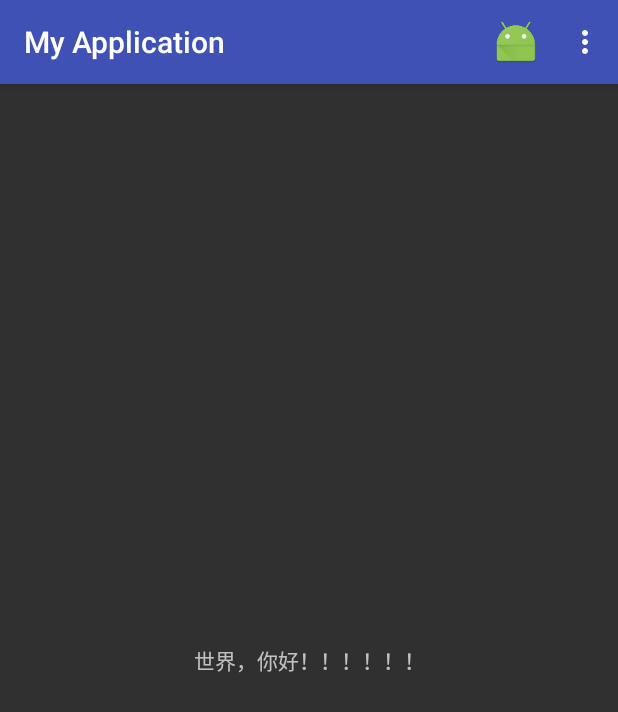
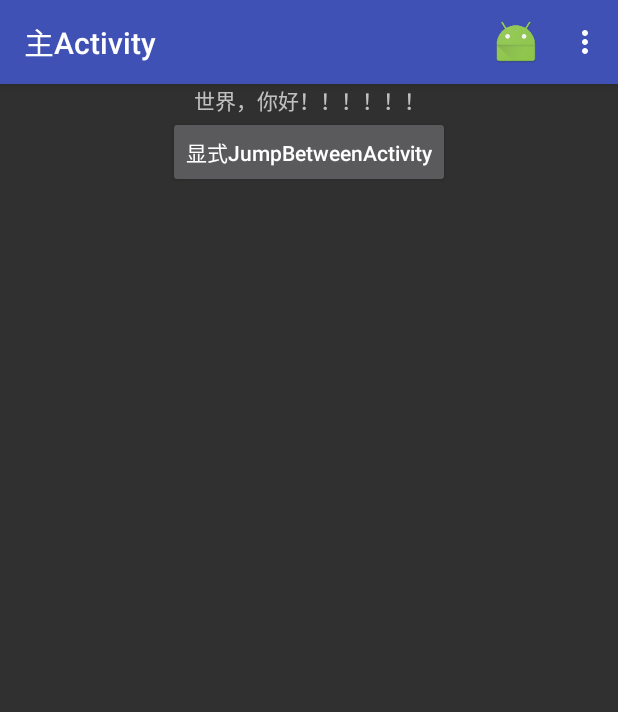
Before and after one commit to haowenbiao/AndroidProject, an Android app: the screen it shows after launch (MainActivity), on a phone screen of 412 x 824 dp. Shown: the top 712 px of the screen. Run offline under Robolectric (Android 15) with nearby library versions, the phone set to English and light mode, and no system bars.

Commit message:
20170329-001

```diff
--- a/MyApplication/app/src/main/java/com/example/myapplication/MainActivity.java
+++ b/MyApplication/app/src/main/java/com/example/myapplication/MainActivity.java
@@ -1,9 +1,12 @@
 package com.example.myapplication;
 
+import android.content.Intent;
 import android.support.v7.app.AppCompatActivity;
 import android.os.Bundle;
 import android.view.Menu;
 import android.view.MenuItem;
+import android.view.View;
+import android.widget.Button;
 import android.widget.Toast;
 
 public class MainActivity extends AppCompatActivity {
@@ -12,6 +15,14 @@ public class MainActivity extends AppCompatActivity {
     protected void onCreate(Bundle savedInstanceState) {
         super.onCreate(savedInstanceState);
         setContentView(R.layout.activity_main);
+        Button buttonOfShowJumpBetweenActivities =(Button) findViewById(R.id.showJumpBetweenActivities);
+        buttonOfShowJumpBetweenActivities.setOnClickListener(new View.OnClickListener() {
+            @Override
+            public void onClick(View v) {
+                Intent intent=new Intent(MainActivity.this,JumpBetweenActivities.class);
+                startActivity(intent);
+            }
+        });
     }
 
     @Override
--- a/MyApplication/app/src/main/res/layout/activity_main.xml
+++ b/MyApplication/app/src/main/res/layout/activity_main.xml
@@ -10,9 +10,19 @@
         android:layout_width="wrap_content"
         android:layout_height="wrap_content"
         android:text="世界，你好！！！！！！"
-        app:layout_constraintBottom_toBottomOf="parent"
         app:layout_constraintLeft_toLeftOf="parent"
         app:layout_constraintRight_toRightOf="parent"
-        app:layout_constraintTop_toTopOf="parent" />
+        app:layout_constraintTop_toTopOf="parent"
+        android:id="@+id/textViewHelloWorld" />
+    <Button
+        android:id="@+id/showJumpBetweenActivities"
+        android:layout_width="wrap_content"
+        android:layout_height="wrap_content"
+        app:layout_constraintRight_toRightOf="parent"
+        app:layout_constraintLeft_toLeftOf="parent"
+        app:layout_constraintTop_toBottomOf="@+id/textViewHelloWorld"
+        android:textAllCaps="false"
+        android:text="显式JumpBetweenActivity"
+        />
 
 </android.support.constraint.ConstraintLayout>
--- a/MyApplication/app/src/main/res/values/strings.xml
+++ b/MyApplication/app/src/main/res/values/strings.xml
@@ -1,3 +1,3 @@
 <resources>
-    <string name="app_name">My Application</string>
+    <string name="app_name">My Main Activity</string>
 </resources>
```
Also changed, not shown: MyApplication/app/src/main/AndroidManifest.xml (+6 -2 lines), MyApplication/app/src/main/java/com/example/myapplication/JumpBetweenActivities.java (added, +22 -0 lines), MyApplication/app/src/main/res/layout/activity_jump_bettwen_activitys.xml (added, +35 -0 lines).
